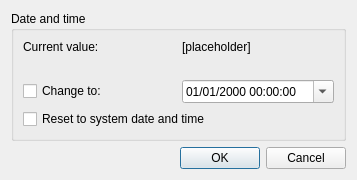
Before: the Qt Designer form android/melonDS-android/melonDS-android-lib/src/frontend/qt_sdl/DateTimeDialog.ui in lucidLuckylee/NelonDS, drawn with Qt 5.
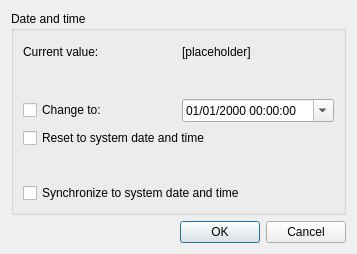
After: the same form once the commit is applied.

Commit message:
Sync melonDS-android-lib to nelonds (3895110e7b8d6bdd85fb58e0f5d5b4c54db3a2ca): upstream core merge + frameskip
The core's own history merged upstream, which the subtree merge could not
reconcile with the vendored copy; the prefix is replaced by the branch tree.

Patch:
```diff
--- a/android/melonDS-android/melonDS-android-lib/src/frontend/qt_sdl/DateTimeDialog.ui
+++ b/android/melonDS-android/melonDS-android-lib/src/frontend/qt_sdl/DateTimeDialog.ui
@@ -7,7 +7,7 @@
     <x>0</x>
     <y>0</y>
     <width>357</width>
-    <height>161</height>
+    <height>254</height>
    </rect>
   </property>
   <property name="windowTitle">
@@ -20,6 +20,13 @@
       <string>Date and time</string>
      </property>
      <layout class="QGridLayout" name="gridLayout_2">
+      <item row="3" column="0" colspan="2">
+       <widget class="QCheckBox" name="chkResetTime">
+        <property name="text">
+         <string>Reset to system date and time</string>
+        </property>
+       </widget>
+      </item>
       <item row="0" column="0">
        <widget class="QLabel" name="label">
         <property name="text">
@@ -34,13 +41,6 @@
         </property>
        </widget>
       </item>
-      <item row="1" column="0">
-       <widget class="QLabel" name="label_2">
-        <property name="text">
-         <string/>
-        </property>
-       </widget>
-      </item>
       <item row="2" column="0">
        <widget class="QCheckBox" name="chkChangeTime">
         <property name="text">
@@ -88,10 +88,24 @@
         </property>
        </widget>
       </item>
-      <item row="3" column="0" colspan="2">
-       <widget class="QCheckBox" name="chkResetTime">
+      <item row="5" column="0" colspan="2">
+       <widget class="QCheckBox" name="chkSyncTime">
         <property name="text">
-         <string>Reset to system date and time</string>
+         <string>Synchronize to system date and time</string>
+        </property>
+       </widget>
+      </item>
+      <item row="1" column="0" colspan="2">
+       <widget class="QLabel" name="label_2">
+        <property name="text">
+         <string/>
+        </property>
+       </widget>
+      </item>
+      <item row="4" column="0" colspan="2">
+       <widget class="QLabel" name="label_3">
+        <property name="text">
+         <string/>
         </property>
        </widget>
       </item>
@@ -101,10 +115,10 @@
    <item>
     <widget class="QDialogButtonBox" name="buttonBox">
      <property name="orientation">
-      <enum>Qt::Horizontal</enum>
+      <enum>Qt::Orientation::Horizontal</enum>
      </property>
      <property name="standardButtons">
-      <set>QDialogButtonBox::Cancel|QDialogButtonBox::Ok</set>
+      <set>QDialogButtonBox::StandardButton::Cancel|QDialogButtonBox::StandardButton::Ok</set>
      </property>
     </widget>
    </item>
```
The commit also changes 306 other files.
